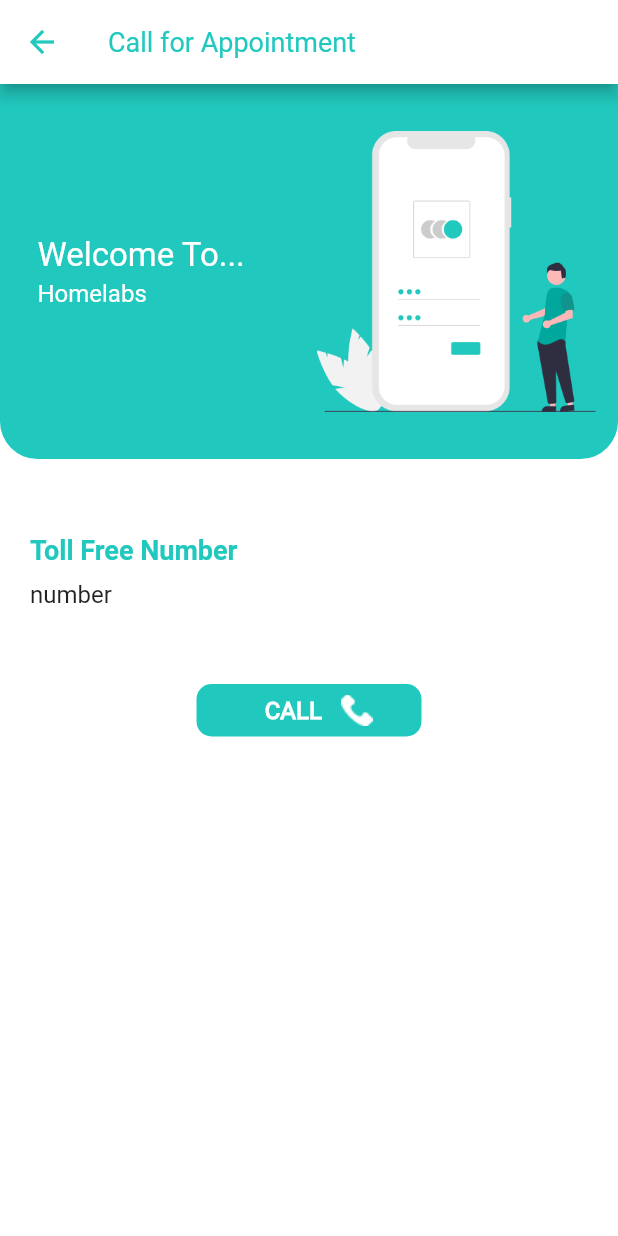
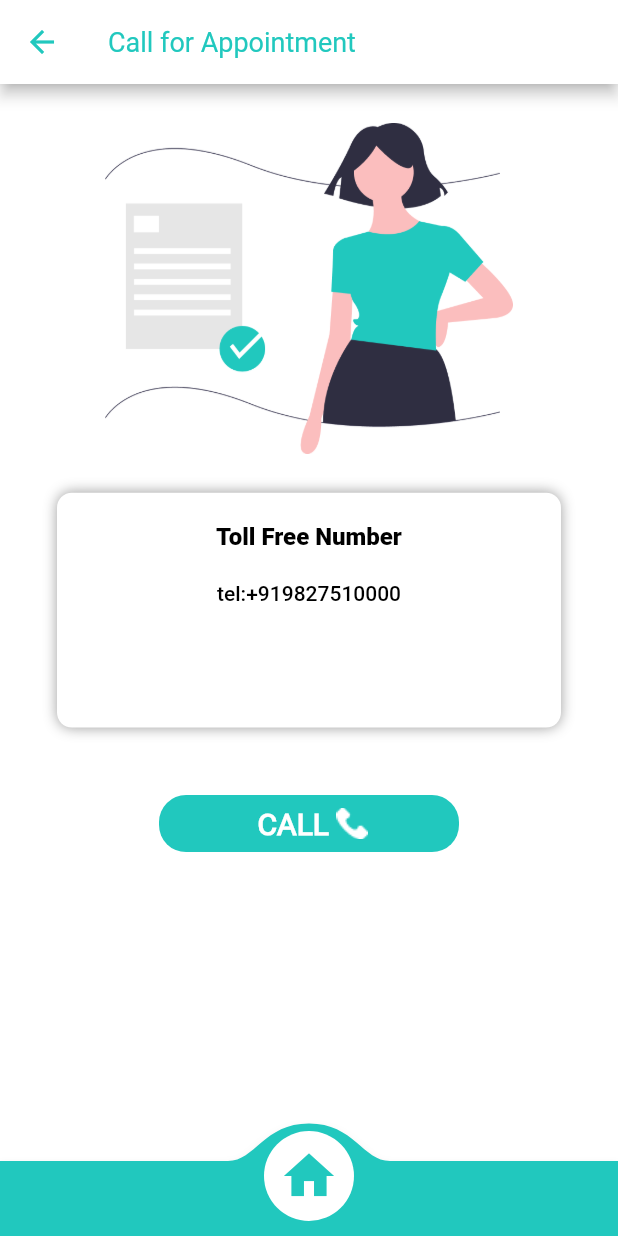
Before and after one commit to snehaagrawal070301/homelabz, a Flutter app: the screen it shows after launch, after a tap on an icon or button, on a phone screen of 412 x 824 dp. Run offline on Flutter 3.47's test engine with Material 2 defaults, Android fonts, the phone set to English and light mode, and no system bars; drawn by our look-alikes of convex_bottom_bar; our stand-ins replace fluttertoast, image_picker, progress_dialog, shared_preferences, table_calendar; missing offline and left inert: stripe_payment; network calls fail; Roboto replaces fonts that are missing (customLight).

Commit message:
UI Changes

```diff
--- a/lib/Screens/callForAppointment.dart
+++ b/lib/Screens/callForAppointment.dart
@@ -1,6 +1,6 @@
 import 'dart:convert';
-
 import 'package:flutter/material.dart';
+import 'package:homelabz/Screens/bottomNavigationBar.dart';
 import 'package:homelabz/components/colorValues.dart';
 import 'package:homelabz/constants/ConstantMsg.dart';
 import 'package:homelabz/constants/apiConstants.dart';
@@ -13,9 +13,10 @@ class CallforAppointment extends StatefulWidget {
 }
 
 class _CallforAppointmentState extends State<CallforAppointment> {
-  String _url= 'tel:+919827510000';
+  String _url = 'tel:+919827510000';
+
   @override
-  void initState(){
+  void initState() {
     super.initState();
     callApi();
   }
@@ -23,7 +24,6 @@ class _CallforAppointmentState extends State<CallforAppointment> {
   @override
   Widget build(BuildContext context) {
     return Scaffold(
-        backgroundColor: Color(ColorValues.WHITE_COLOR),
       appBar: AppBar(
     backgroundColor: Color(ColorValues.WHITE_COLOR),
     leading: IconButton(
@@ -45,129 +45,242 @@ class _CallforAppointmentState extends State<CallforAppointment> {
     ),
       body: SingleChildScrollView(
         child: Column(
-          mainAxisSize: MainAxisSize.max,
-          mainAxisAlignment: MainAxisAlignment.start,
-          children: <Widget>[
+          crossAxisAlignment: CrossAxisAlignment.center,
+          children: [
             Container(
-                width: MediaQuery.of(context).size.width,
-                height: 250.0,
-                color: Colors.transparent,
-                child: Container(
-                    width: MediaQuery.of(context).size.width,
+              margin: EdgeInsets.only(top: 25),
+              child: Image(
+                image: AssetImage("assets/images/bookingSuccessLogo.png"),
+                height: MediaQuery
+                    .of(context)
+                    .size
+                    .height * 0.27,
+                width: MediaQuery
+                    .of(context)
+                    .size
+                    .width * 0.66,),
+            ),
+            Container(
+              margin: EdgeInsets.only(top: 25, left: 38, right: 38),
+              height: MediaQuery
+                  .of(context)
+                  .size
+                  .height * 0.19,
+              width: MediaQuery
+                  .of(context)
+                  .size
+                  .width,
               decoration: BoxDecoration(
-                        color: const Color(ColorValues.THEME_TEXT_COLOR),
-                        borderRadius: BorderRadius.only(
-                            bottomLeft: Radius.circular(25.0),
-                            bottomRight: Radius.circular(25.0))),
-                    child: Row(
-                        mainAxisSize: MainAxisSize.max,
-                        mainAxisAlignment: MainAxisAlignment.spaceBetween,
-                        children: <Widget>[
-                          Expanded(
-                            flex: 5,
-                            child: Padding(
-                                padding: EdgeInsets.fromLTRB(10, 0, 5, 0),
-                                child: new Padding(
-                                  padding: EdgeInsets.fromLTRB(
-                                      10.0, 0.0, 0.0, 0.0),
-                                  child: new Wrap(
+                  color: Color(ColorValues.WHITE_COLOR),
+                  borderRadius: BorderRadius.circular(10),
+                  boxShadow: [
+                    BoxShadow(
+                      color: Colors.grey,
+                      blurRadius: 7.0,
+                      spreadRadius: 0,
+                    )
+                  ]
+              ),
+              child: Column(
+                crossAxisAlignment: CrossAxisAlignment.center,
                 children: [
-                                      new Container(
-                                        margin: EdgeInsets.fromLTRB(
-                                            5.0, 5.0, 0.0, 3.0),
-                                        alignment: Alignment.centerLeft,
-                                        child: Text(
-                                          'Welcome To...',
-                                          style: TextStyle(
-                                            color: Color(ColorValues.WHITE),
-                                            fontSize: 22.0,
+                  Container(
+                    margin: EdgeInsets.only(top: 20),
+                    child: Text("Toll Free Number", style: TextStyle(
+                        fontSize: 16,
+                        color: Color(ColorValues.BLACK_COLOR),
+                        fontFamily: "Black"), textAlign: TextAlign.center,),
+                  ),
+                  Container(
+                    margin: EdgeInsets.only(top: 20),
+                    child: Text("$_url",
+                      style: TextStyle(fontSize: 14,
+                          color: Color(ColorValues.BLACK_COLOR),
+                          fontFamily: "Medium"), textAlign: TextAlign.center,),
+                  )
+                ],
               ),
             ),
+            GestureDetector(
+              onTap: _launchURL,
+              child: Container(
+                margin: EdgeInsets.only(top: 45, right: 30, left: 30),
+                height: 38,
+                width: 200,
+                decoration: BoxDecoration(
+                  color: Color(ColorValues.THEME_COLOR),
+                  borderRadius: BorderRadius.circular(18),
                 ),
-                                      new Container(
-                                          margin: EdgeInsets.fromLTRB(
-                                              5.0, 0.0, 0.0, 5.0),
-                                          alignment: Alignment.centerLeft,
-                                          child: Align(
-                                            alignment: Alignment.centerLeft,
-                                            child: Text(
-                                              'Homelabs',
-                                              textAlign: TextAlign.left,
-                                              style: TextStyle(
-                                                color:
-                                                Color(ColorValues.WHITE),
-                                                fontSize: 16.0,
-                                                fontFamily: "customLight",
-                                              ),
-                                            ),
-                                          ))
-                                    ],
-                                  ),
-                                )),
-                          ),
-                          //Add image here
-                          Expanded(
-                              flex: 5,
-                              child: Padding(
-                                  padding: EdgeInsets.fromLTRB(5, 0, 15, 0),
-                                  child: Image.asset(
-                                    'assets/images/signin_icon.png',
-                                  )))
-                        ]))),
-            Container(
-                padding: EdgeInsets.fromLTRB(20, 50, 20, 10),
-                child: Align(
-                    alignment: Alignment.centerLeft,
-                    child: new Text(
-                      "Toll Free Number",
-                      style: TextStyle(
-                          color: const Color(ColorValues.THEME_TEXT_COLOR),
-                          fontSize: 18,
-                          fontWeight: FontWeight.bold),
-                    ))),
-            Container(
-              padding: EdgeInsets.only(left: 20),
-                child: Align(
-                    alignment: Alignment.centerLeft,
-                    child:Text("number",style: TextStyle(fontSize: 16),)
-                )
-            ),
-            Container(
-              margin: EdgeInsets.only(top:50),
-                  height: 35,
-                  width: 150,
-                  decoration: BoxDecoration(
-                    borderRadius: BorderRadius.circular(10),
-                    color: Color(ColorValues.THEME_TEXT_COLOR),
-                  ),
-                  child: Row(
+                 child:Row(
                    mainAxisAlignment: MainAxisAlignment.center,
                    children: [
-                      TextButton(
-                        child: Text(
-                          "CALL",
-                          style: TextStyle(
-                              fontSize: 16,
-                              fontFamily: "Regular",
-                              fontWeight: FontWeight.w700,
-                              color: Colors.white),
-                        ),
-                        onPressed:_launchURL,
-                      ),
+                     Text("CALL  ",
+                        style: TextStyle(fontFamily: "Regular", fontSize: 20,
+                            fontWeight: FontWeight.bold,
+                            color: Color(ColorValues.WHITE_COLOR)),
+                        textAlign: TextAlign.center,),
                   Image(
                         image: AssetImage("assets/images/contact.png"),
                         color: Color(ColorValues.WHITE_COLOR),
                       )
                    ],
+                 )
               ),
             ),
+          ],
+        ),
+      ),
+      bottomNavigationBar: BottomNavigation(),
+    );
+//    return Scaffold(
+//        backgroundColor: Color(ColorValues.WHITE_COLOR),
+//    appBar: AppBar(
+//    backgroundColor: Color(ColorValues.WHITE_COLOR),
+//    leading: IconButton(
+//    icon: Icon(
+//    Icons.arrow_back,
+//    color: Color(ColorValues.THEME_COLOR),
+//    ),
+//    onPressed: () {
+//    Navigator.pop(context);
+//    },
+//    ),
+//    title: Text(
+//    "Call for Appointment",
+//    style: TextStyle(
+//    fontFamily: "Regular",
+//    fontSize: 18,
+//    color: Color(ColorValues.THEME_COLOR)),
+//    ),
+//    ),
+//    body: SingleChildScrollView(
+//      child: Column(
+//          mainAxisSize: MainAxisSize.max,
+//          mainAxisAlignment: MainAxisAlignment.start,
+//          children: <Widget>[
+//            Container(
+//                width: MediaQuery.of(context).size.width,
+//                height: 250.0,
+//                color: Colors.transparent,
+//                child: Container(
+//                    width: MediaQuery.of(context).size.width,
+//                    decoration: BoxDecoration(
+//                        color: const Color(ColorValues.THEME_TEXT_COLOR),
+//                        borderRadius: BorderRadius.only(
+//                            bottomLeft: Radius.circular(25.0),
+//                            bottomRight: Radius.circular(25.0))),
+//                    child: Row(
+//                        mainAxisSize: MainAxisSize.max,
+//                        mainAxisAlignment: MainAxisAlignment.spaceBetween,
+//                        children: <Widget>[
+//                          Expanded(
+//                            flex: 5,
+//                            child: Padding(
+//                                padding: EdgeInsets.fromLTRB(10, 0, 5, 0),
+//                                child: new Padding(
+//                                  padding: EdgeInsets.fromLTRB(
+//                                      10.0, 0.0, 0.0, 0.0),
+//                                  child: new Wrap(
+//                                    children: [
+//                                      new Container(
+//                                        margin: EdgeInsets.fromLTRB(
+//                                            5.0, 5.0, 0.0, 3.0),
+//                                        alignment: Alignment.centerLeft,
+//                                        child: Text(
+//                                          'Welcome To...',
+//                                          style: TextStyle(
+//                                            color: Color(ColorValues.WHITE),
+//                                            fontSize: 22.0,
+//                                          ),
+//                                        ),
+//                                      ),
+//                                      new Container(
+//                                          margin: EdgeInsets.fromLTRB(
+//                                              5.0, 0.0, 0.0, 5.0),
+//                                          alignment: Alignment.centerLeft,
+//                                          child: Align(
+//                                            alignment: Alignment.centerLeft,
+//                                            child: Text(
+//                                              'Homelabs',
+//                                              textAlign: TextAlign.left,
+//                                              style: TextStyle(
+//                                                color:
+//                                                Color(ColorValues.WHITE),
+//                                                fontSize: 16.0,
+//                                                fontFamily: "customLight",
+//                                              ),
+//                                            ),
+//                                          ))
+//                                    ],
+//                                  ),
+//                                )),
+//                          ),
+//                          //Add image here
+//                          Expanded(
+//                              flex: 5,
+//                              child: Padding(
+//                                  padding: EdgeInsets.fromLTRB(5, 0, 15, 0),
+//                                  child: Image.asset(
+//                                    'assets/images/signin_icon.png',
+//                                  )))
+//                        ]))),
+//            Container(
+//                padding: EdgeInsets.fromLTRB(20, 50, 20, 10),
+//                child: Align(
+//                    alignment: Alignment.centerLeft,
+//                    child: new Text(
+//                      "Toll Free Number",
+//                      style: TextStyle(
+//                          color: const Color(ColorValues.THEME_TEXT_COLOR),
+//                          fontSize: 18,
+//                          fontWeight: FontWeight.bold),
+//                    ))),
+//            Container(
+//              padding: EdgeInsets.only(left: 20),
+//                child: Align(
+//                    alignment: Alignment.centerLeft,
+//                    child:Text("number",style: TextStyle(fontSize: 16),)
+//                )
+//            ),
+//            Container(
+//              margin: EdgeInsets.only(top:50),
+//                  height: 35,
+//                  width: 150,
+//                  decoration: BoxDecoration(
+//                    borderRadius: BorderRadius.circular(10),
+//                    color: Color(ColorValues.THEME_TEXT_COLOR),
+//                  ),
+//                  child: Row(
+//                    mainAxisAlignment: MainAxisAlignment.center,
+//                    children: [
+//                      TextButton(
+//                        child: Text(
+//                          "CALL",
+//                          style: TextStyle(
+//                              fontSize: 16,
+//                              fontFamily: "Regular",
+//                              fontWeight: FontWeight.w700,
+//                              color: Colors.white),
+//                        ),
+//                        onPressed:_launchURL,
+//                      ),
+//                      Image(
+//                        image: AssetImage("assets/images/contact.png"),
+//                        color: Color(ColorValues.WHITE_COLOR),
+//                      )
+//                    ],
+//                  ),
+//                ),
+//
+//          ]),
+//    ),
+//    );
+  }
 
-          ]),
-    ),
-    );
-  }
   void _launchURL() async =>
-      await canLaunch(_url) ? await launch(_url) : throw 'Could not launch $_url';
+      await canLaunch(_url)
+          ? await launch(_url)
+          : throw 'Could not launch $_url';
 
   void callApi() async {
     try {
--- a/lib/Screens/homeScreen.dart
+++ b/lib/Screens/homeScreen.dart
@@ -129,8 +129,11 @@ class HomeScreenState extends State<HomeScreen> {
               decoration: BoxDecoration(
                 color: Colors.white,
               ),
-              child: Column(children: [
-                Row(
+              child: Column(
+                  children: [
+                Container(
+                  child: Row(
+                    mainAxisAlignment: MainAxisAlignment.spaceAround,
                     children: [
                       Expanded(
                         flex: 1,
@@ -188,7 +191,7 @@ class HomeScreenState extends State<HomeScreen> {
                           ],
                         ),
                       ),
-                    SizedBox(width: 20.0),
+//                    SizedBox(width: 20.0),
                       Expanded(
                         flex: 1,
                         child: Column(children: [
@@ -242,8 +245,12 @@ class HomeScreenState extends State<HomeScreen> {
                       )
                     ],
                   ),
-                SizedBox(height: 25.0),
-                Row(
+                ),
+//                SizedBox(height: 25.0),
+                Container(
+                  margin: EdgeInsets.only(top:25),
+                  child: Row(
+                    mainAxisAlignment: MainAxisAlignment.spaceAround,
                     children: [
                       Expanded(
                         child: Column(
@@ -291,7 +298,7 @@ class HomeScreenState extends State<HomeScreen> {
                           ],
                         ),
                       ),
-                    SizedBox(width: 20.0),
+//                    SizedBox(width: 20.0),
                       Expanded(
                         child: Column(
                           children: [
@@ -351,6 +358,7 @@ class HomeScreenState extends State<HomeScreen> {
                         ),
                       ),
                     ],
+                  ),
                 ),
               ])),
         ]),
--- a/lib/Screens/paymentScreen.dart
+++ b/lib/Screens/paymentScreen.dart
@@ -11,6 +11,7 @@ import 'package:homelabz/constants/ConstantMsg.dart';
 import 'package:homelabz/constants/apiConstants.dart';
 import 'package:http/http.dart';
 import 'package:progress_dialog/progress_dialog.dart';
+
 import 'package:shared_preferences/shared_preferences.dart';
 
 class PaymentScreen extends StatefulWidget{
--- a/lib/main.dart
+++ b/lib/main.dart
@@ -1,5 +1,7 @@
 import 'package:flutter/material.dart';
 import 'package:homelabz/Screens/SplashScreen.dart';
+import 'package:homelabz/Screens/bookingSuccess.dart';
+import 'package:homelabz/Screens/homeScreen.dart';
 
 void main() {
   runApp(MyApp());
@@ -15,7 +17,7 @@ class MyApp extends StatelessWidget {
       theme: ThemeData(
           scaffoldBackgroundColor: const Color(0xffFFFFFF),
           canvasColor: Colors.transparent),
-      home: SplashScreen(),
+      home: HomeScreen(),
     );
   }
 }
```
Also changed, not shown: pubspec.lock. Lines whose indentation alone changed are shown as unchanged.
